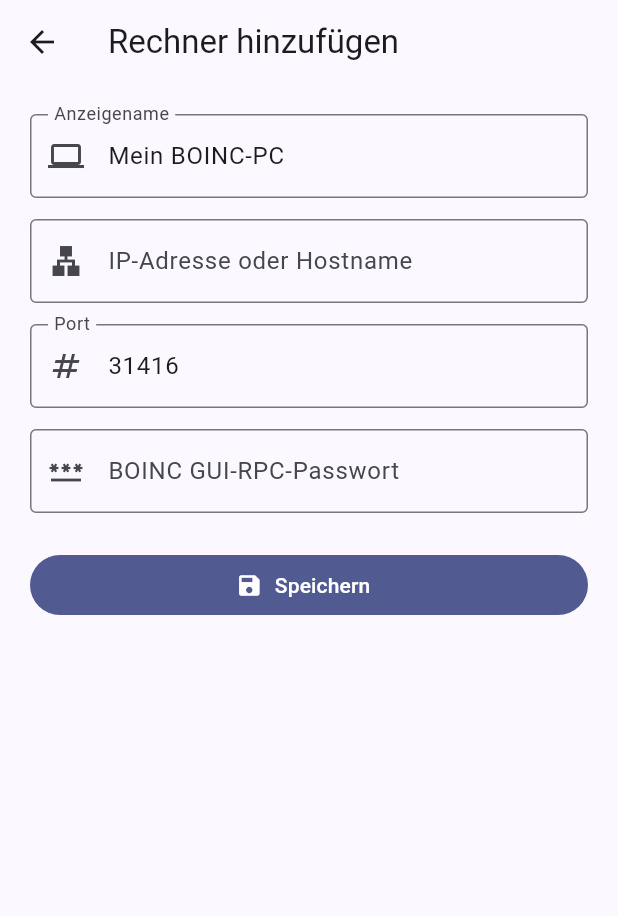
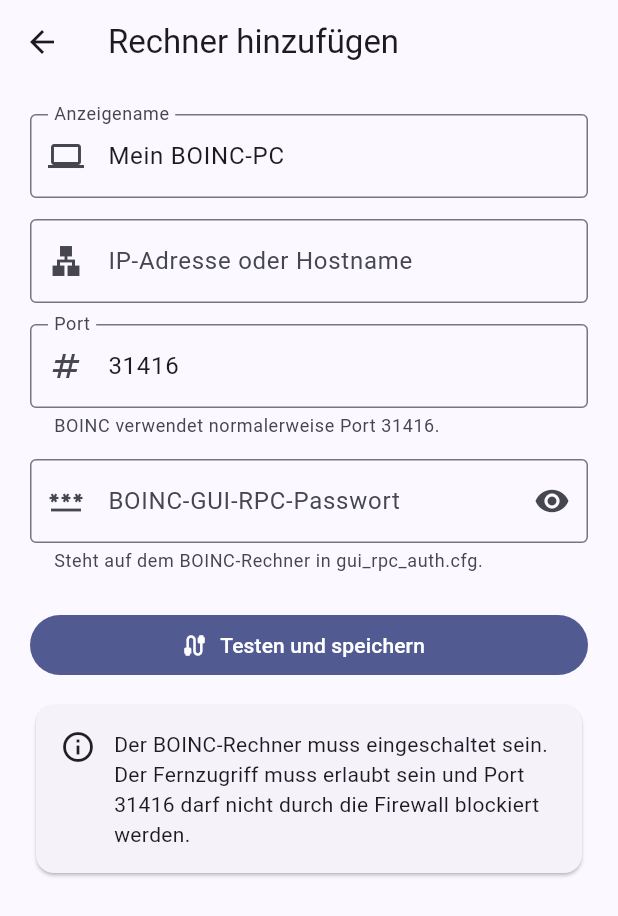
Before and after one commit to Wolfinger2/boinc-mobile, a Flutter app: the AddHostScreen screen opened directly, on a phone screen of 412 x 824 dp. Shown: the top 916 px of the screen. Run offline on Flutter 3.47's test engine with Material 3 defaults, Android fonts, the light colour scheme and no system bars; our stand-ins replace shared_preferences; accounts and stored records are empty.

Commit message:
BOINC Verbindung vor dem Speichern testen

```diff
--- a/lib/screens/add_host_screen.dart
+++ b/lib/screens/add_host_screen.dart
@@ -1,9 +1,11 @@
 import 'package:flutter/material.dart';
 
 import '../models/boinc_host.dart';
+import '../services/boinc_rpc_client.dart';
 
 class AddHostScreen extends StatefulWidget {
   const AddHostScreen({super.key, this.existing});
+
   final BoincHost? existing;
 
   @override
@@ -12,19 +14,33 @@
 
 class _AddHostScreenState extends State<AddHostScreen> {
   final _formKey = GlobalKey<FormState>();
+
   late final TextEditingController _name;
   late final TextEditingController _address;
   late final TextEditingController _port;
   late final TextEditingController _password;
 
+  bool _busy = false;
+  bool _showPassword = false;
+
   @override
   void initState() {
     super.initState();
+
     final host = widget.existing;
-    _name = TextEditingController(text: host?.name ?? 'Mein BOINC-PC');
-    _address = TextEditingController(text: host?.address ?? '');
-    _port = TextEditingController(text: '${host?.port ?? 31416}');
-    _password = TextEditingController(text: host?.password ?? '');
+
+    _name = TextEditingController(
+      text: host?.name ?? 'Mein BOINC-PC',
+    );
+    _address = TextEditingController(
+      text: host?.address ?? '',
+    );
+    _port = TextEditingController(
+      text: '${host?.port ?? 31416}',
+    );
+    _password = TextEditingController(
+      text: host?.password ?? '',
+    );
   }
 
   @override
@@ -36,24 +52,97 @@
     super.dispose();
   }
 
-  void _save() {
-    if (!_formKey.currentState!.validate()) return;
-    Navigator.pop(
-      context,
-      BoincHost(
-        id: widget.existing?.id ?? DateTime.now().microsecondsSinceEpoch.toString(),
-        name: _name.text.trim(),
-        address: _address.text.trim(),
-        port: int.parse(_port.text),
-        password: _password.text,
-      ),
+  BoincHost _createHost() {
+    return BoincHost(
+      id: widget.existing?.id ??
+          DateTime.now().microsecondsSinceEpoch.toString(),
+      name: _name.text.trim(),
+      address: _address.text.trim(),
+      port: int.parse(_port.text.trim()),
+      password: _password.text,
+    );
+  }
+
+  Future<void> _testAndSave() async {
+    if (_busy || !_formKey.currentState!.validate()) {
+      return;
+    }
+
+    setState(() {
+      _busy = true;
+    });
+
+    final host = _createHost();
+    final client = BoincRpcClient(host);
+
+    try {
+      await client.connect();
+
+      if (!mounted) {
+        return;
+      }
+
+      ScaffoldMessenger.of(context).showSnackBar(
+        const SnackBar(
+          content: Text('Verbindung zu BOINC erfolgreich.'),
+        ),
+      );
+
+      Navigator.pop(context, host);
+    } on BoincRpcException catch (error) {
+      if (!mounted) {
+        return;
+      }
+
+      await _showConnectionError(error.message);
+    } catch (error) {
+      if (!mounted) {
+        return;
+      }
+
+      await _showConnectionError(
+        'Unbekannter Fehler beim Verbindungsversuch:\n$error',
+      );
+    } finally {
+      await client.close();
+
+      if (mounted) {
+        setState(() {
+          _busy = false;
+        });
+      }
+    }
+  }
+
+  Future<void> _showConnectionError(String message) async {
+    await showDialog<void>(
+      context: context,
+      builder: (context) {
+        return AlertDialog(
+          icon: const Icon(Icons.error_outline),
+          title: const Text('Verbindung fehlgeschlagen'),
+          content: SelectableText(message),
+          actions: [
+            TextButton(
+              onPressed: () => Navigator.pop(context),
+              child: const Text('OK'),
+            ),
+          ],
+        );
+      },
     );
   }
 
   @override
   Widget build(BuildContext context) {
+    final editing = widget.existing != null;
+
     return Scaffold(
-      appBar: AppBar(title: Text(widget.existing == null ? 'Rechner hinzufügen' : 'Rechner bearbeiten')),
+      appBar: AppBar(
+        title: Text(
+          editing ? 'Rechner bearbeiten' : 'Rechner hinzufügen',
+        ),
+      ),
       body: SafeArea(
         child: Form(
           key: _formKey,
@@ -62,34 +151,130 @@
             children: [
               TextFormField(
                 controller: _name,
-                decoration: const InputDecoration(labelText: 'Anzeigename', prefixIcon: Icon(Icons.computer)),
-                validator: (value) => value == null || value.trim().isEmpty ? 'Bitte Namen eingeben' : null,
+                enabled: !_busy,
+                textInputAction: TextInputAction.next,
+                decoration: const InputDecoration(
+                  labelText: 'Anzeigename',
+                  prefixIcon: Icon(Icons.computer),
+                ),
+                validator: (value) {
+                  if (value == null || value.trim().isEmpty) {
+                    return 'Bitte einen Namen eingeben';
+                  }
+
+                  return null;
+                },
               ),
               const SizedBox(height: 14),
               TextFormField(
                 controller: _address,
+                enabled: !_busy,
                 keyboardType: TextInputType.url,
-                decoration: const InputDecoration(labelText: 'IP-Adresse oder Hostname', hintText: '192.168.2.50', prefixIcon: Icon(Icons.lan)),
-                validator: (value) => value == null || value.trim().isEmpty ? 'Bitte Adresse eingeben' : null,
+                textInputAction: TextInputAction.next,
+                autocorrect: false,
+                decoration: const InputDecoration(
+                  labelText: 'IP-Adresse oder Hostname',
+                  hintText: '192.168.2.50',
+                  prefixIcon: Icon(Icons.lan),
+                ),
+                validator: (value) {
+                  if (value == null || value.trim().isEmpty) {
+                    return 'Bitte eine IP-Adresse oder einen Hostnamen eingeben';
+                  }
+
+                  if (value.contains('://')) {
+                    return 'Nur IP oder Hostname eingeben, ohne http://';
+                  }
+
+                  return null;
+                },
               ),
               const SizedBox(height: 14),
               TextFormField(
                 controller: _port,
+                enabled: !_busy,
                 keyboardType: TextInputType.number,
-                decoration: const InputDecoration(labelText: 'Port', prefixIcon: Icon(Icons.numbers)),
+                textInputAction: TextInputAction.next,
+                decoration: const InputDecoration(
+                  labelText: 'Port',
+                  helperText: 'BOINC verwendet normalerweise Port 31416.',
+                  prefixIcon: Icon(Icons.numbers),
+                ),
                 validator: (value) {
-                  final port = int.tryParse(value ?? '');
-                  return port == null || port < 1 || port > 65535 ? 'Ungültiger Port' : null;
+                  final port = int.tryParse(value?.trim() ?? '');
+
+                  if (port == null || port < 1 || port > 65535) {
+                    return 'Bitte einen gültigen Port eingeben';
+                  }
+
+                  return null;
                 },
               ),
               const SizedBox(height: 14),
               TextFormField(
                 controller: _password,
-                obscureText: true,
-                decoration: const InputDecoration(labelText: 'BOINC GUI-RPC-Passwort', prefixIcon: Icon(Icons.password)),
+                enabled: !_busy,
+                obscureText: !_showPassword,
+                autocorrect: false,
+                enableSuggestions: false,
+                onFieldSubmitted: (_) => _testAndSave(),
+                decoration: InputDecoration(
+                  labelText: 'BOINC-GUI-RPC-Passwort',
+                  helperText:
+                      'Steht auf dem BOINC-Rechner in gui_rpc_auth.cfg.',
+                  prefixIcon: const Icon(Icons.password),
+                  suffixIcon: IconButton(
+                    tooltip: _showPassword
+                        ? 'Passwort ausblenden'
+                        : 'Passwort anzeigen',
+                    onPressed: _busy
+                        ? null
+                        : () {
+                            setState(() {
+                              _showPassword = !_showPassword;
+                            });
+                          },
+                    icon: Icon(
+                      _showPassword ? Icons.visibility_off : Icons.visibility,
+                    ),
+                  ),
+                ),
               ),
               const SizedBox(height: 24),
-              FilledButton.icon(onPressed: _save, icon: const Icon(Icons.save), label: const Text('Speichern')),
+              FilledButton.icon(
+                onPressed: _busy ? null : _testAndSave,
+                icon: _busy
+                    ? const SizedBox.square(
+                        dimension: 20,
+                        child: CircularProgressIndicator(
+                          strokeWidth: 2,
+                        ),
+                      )
+                    : const Icon(Icons.cable),
+                label: Text(
+                  _busy ? 'Verbindung wird getestet …' : 'Testen und speichern',
+                ),
+              ),
+              const SizedBox(height: 12),
+              const Card(
+                child: Padding(
+                  padding: EdgeInsets.all(16),
+                  child: Row(
+                    crossAxisAlignment: CrossAxisAlignment.start,
+                    children: [
+                      Icon(Icons.info_outline),
+                      SizedBox(width: 12),
+                      Expanded(
+                        child: Text(
+                          'Der BOINC-Rechner muss eingeschaltet sein. '
+                          'Der Fernzugriff muss erlaubt sein und Port 31416 '
+                          'darf nicht durch die Firewall blockiert werden.',
+                        ),
+                      ),
+                    ],
+                  ),
+                ),
+              ),
             ],
           ),
         ),
```
